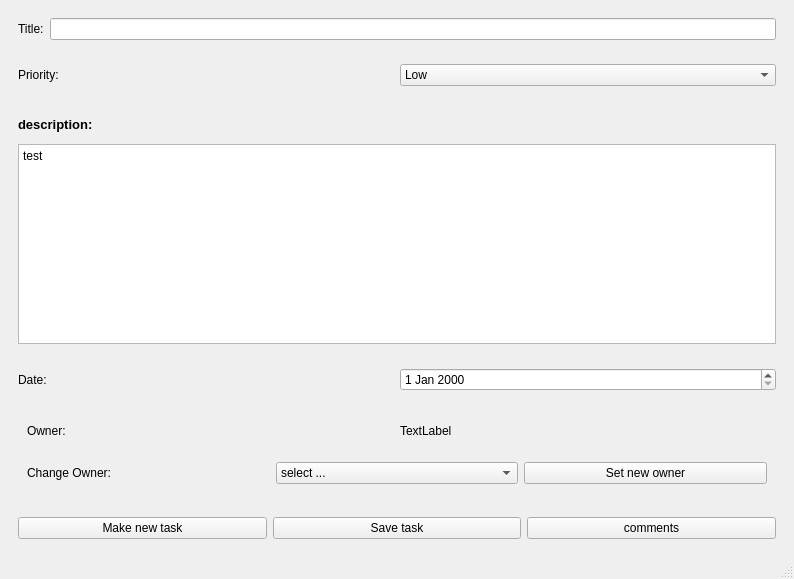
Before: the Qt Designer form ToDoListServer/taskwindow.ui in captain-moji/To_Do_List_Project, drawn with Qt 5.
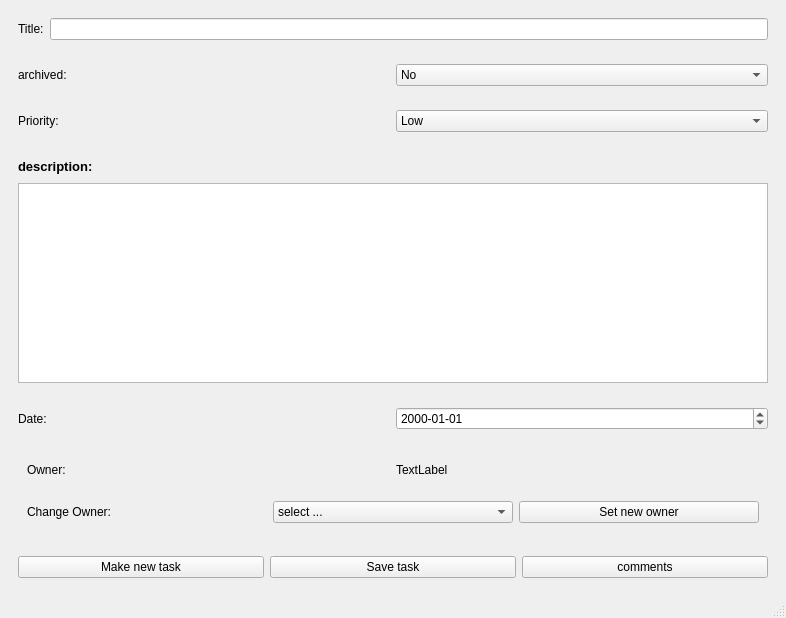
After: the same form once the commit is applied.

Commit message: Projects window Tasks completed

Patch:
```diff
--- a/ToDoListServer/taskwindow.ui
+++ b/ToDoListServer/taskwindow.ui
@@ -6,8 +6,8 @@
    <rect>
     <x>0</x>
     <y>0</y>
-    <width>794</width>
-    <height>579</height>
+    <width>786</width>
+    <height>618</height>
    </rect>
   </property>
   <property name="windowTitle">
@@ -31,6 +31,36 @@
       </layout>
      </widget>
     </item>
+    <item>
+     <widget class="QWidget" name="widget_9" native="true">
+      <layout class="QHBoxLayout" name="horizontalLayout_7">
+       <item>
+        <widget class="QLabel" name="archive_label">
+         <property name="text">
+          <string>archived:</string>
+         </property>
+        </widget>
+       </item>
+       <item>
+        <widget class="QComboBox" name="archive_combobox">
+         <property name="currentText">
+          <string>No</string>
+         </property>
+         <item>
+          <property name="text">
+           <string>No</string>
+          </property>
+         </item>
+         <item>
+          <property name="text">
+           <string>Yes</string>
+          </property>
+         </item>
+        </widget>
+       </item>
+      </layout>
+     </widget>
+    </item>
     <item>
      <widget class="QWidget" name="widget_6" native="true">
       <layout class="QHBoxLayout" name="horizontalLayout_5">
@@ -44,7 +74,7 @@
        <item>
         <widget class="QComboBox" name="Priority_combobox">
          <property name="currentText">
-          <string>Normal</string>
+          <string>Low</string>
          </property>
          <item>
           <property name="text">
@@ -96,8 +126,7 @@
           </font>
          </property>
          <property name="plainText">
-          <string>test 
-</string>
+          <string/>
          </property>
          <property name="overwriteMode">
           <bool>false</bool>
@@ -118,7 +147,14 @@
         </widget>
        </item>
        <item>
-        <widget class="QDateEdit" name="date_edit"/>
+        <widget class="QDateEdit" name="date_edit">
+         <property name="currentSection">
+          <enum>QDateTimeEdit::DaySection</enum>
+         </property>
+         <property name="displayFormat">
+          <string>yyyy-MM-dd</string>
+         </property>
+        </widget>
        </item>
       </layout>
      </widget>
```
Left out of the diff: 2 changed lines with no effect on the pictures. The commit also changes 7 other files.
